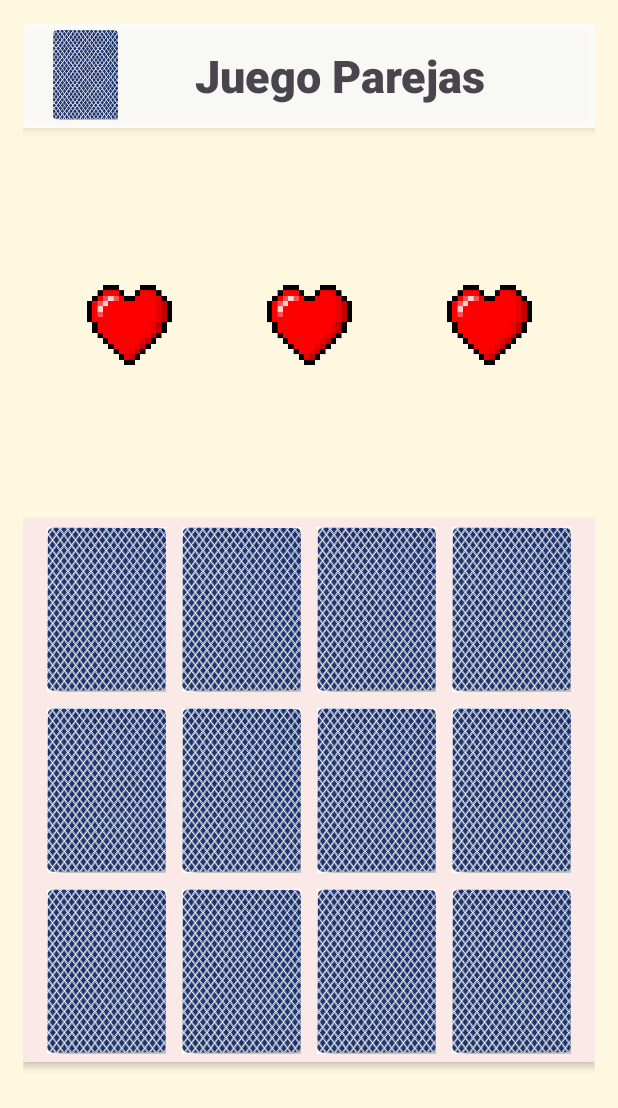
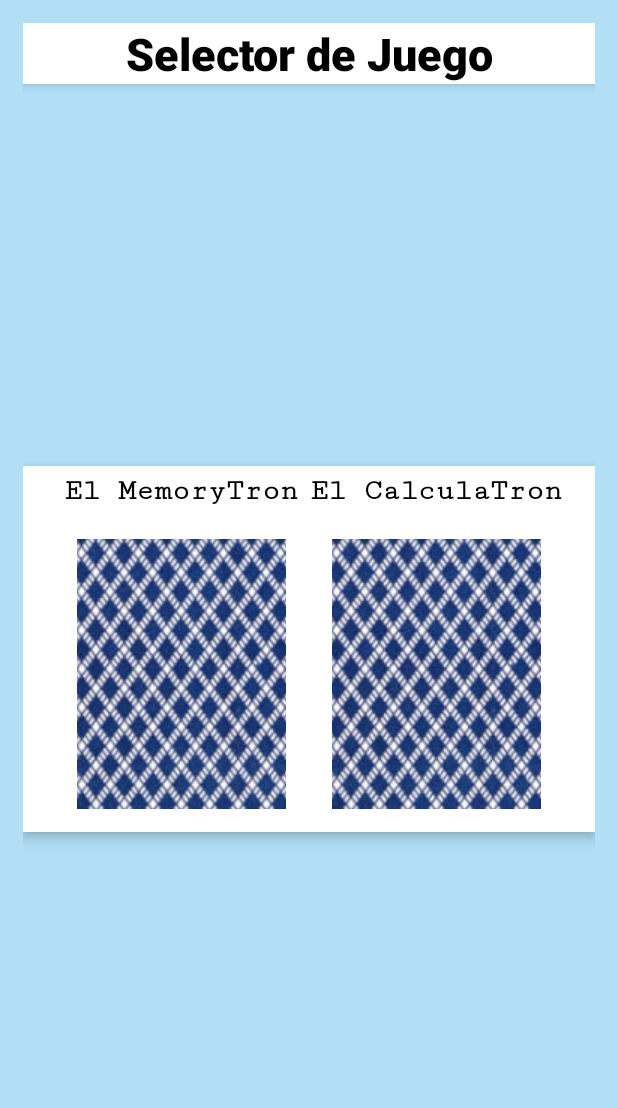
Before and after one commit to Requena05/Practica-PM-FranciscoRequena-Sanchez, an Android app: the screen it shows after launch (MainActivity before the commit, SelectorEjerciciosActivity2 after it), on a phone screen of 412 x 824 dp. Shown: the top 1108 px of the screen. Run offline under Robolectric (Android 15) with nearby library versions, the phone set to English and light mode, and no system bars.

Commit message:
feat: Implement game selection and improve Memory Game
This commit introduces a game selection screen and enhances the Memory Game:

- **Game Selection:**  Adds a
 new activity (`SelectorEjerciciosActivity2`) that allows users to choose between MemoryTron (Memory Game) and CalculaTron (future implementation).
- **Improved Memory Game Logic:**  Refactors the Memory Game logic to fix card comparison issues.
- **Visual Feedback:** Displays visual feedback for life loss in
 the Memory Game.
- **Game Over Handling:** Disables card clicks and shows a restart button when the game is over.

```diff
--- /dev/null
+++ b/app/src/main/java/com/example/practica_pm_franciscorequena_sanchez/SelectorEjerciciosActivity2.kt
@@ -0,0 +1,32 @@
+package com.example.practica_pm_franciscorequena_sanchez
+
+import android.content.Intent
+import android.os.Bundle
+import android.widget.ImageButton
+import androidx.activity.enableEdgeToEdge
+import androidx.appcompat.app.AppCompatActivity
+import androidx.core.view.ViewCompat
+import androidx.core.view.WindowInsetsCompat
+
+class SelectorEjerciciosActivity2 : AppCompatActivity() {
+    private lateinit var ejecicio1: ImageButton
+    private lateinit var ejecicio2: ImageButton
+
+    override fun onCreate(savedInstanceState: Bundle?) {
+        super.onCreate(savedInstanceState)
+        enableEdgeToEdge()
+        setContentView(R.layout.activity_selector_ejercicios2)
+        ejecicio1=findViewById(R.id.MemoryTron)
+        ejecicio2=findViewById(R.id.CalculaTron)
+
+        ejecicio1.setOnClickListener{
+            val intent = Intent(this, MainActivity::class.java)
+            startActivity(intent)
+        }
+//        ejecicio2.setOnClickListener{
+//            val intent = Intent(this, MainActivity2::class.java)
+//            startActivity(intent)
+//        }
+
+    }
+}
--- /dev/null
+++ b/app/src/main/res/layout/activity_selector_ejercicios2.xml
@@ -0,0 +1,103 @@
+<?xml version="1.0" encoding="utf-8"?>
+<androidx.constraintlayout.widget.ConstraintLayout xmlns:android="http://schemas.android.com/apk/res/android"
+    xmlns:app="http://schemas.android.com/apk/res-auto"
+    xmlns:tools="http://schemas.android.com/tools"
+    android:id="@+id/main"
+    android:layout_width="match_parent"
+    android:layout_height="match_parent"
+    tools:context=".SelectorEjerciciosActivity2"
+    android:background="#EAACDEF6"
+    android:padding="15dp"
+    >
+    <TextView
+        android:id="@+id/Cabereca"
+        android:layout_width="match_parent"
+        android:layout_height="wrap_content"
+        app:layout_constraintStart_toStartOf="parent"
+        app:layout_constraintEnd_toEndOf="parent"
+        app:layout_constraintTop_toTopOf="parent"
+        android:text="Selector de Juego"
+        android:gravity="center"
+        android:fontFamily="sans-serif"
+        android:textColor="@color/black"
+        android:textFontWeight="900"
+        android:background="@color/white"
+        android:elevation="5dp"
+        android:textSize="30dp"
+        />
+
+
+            <LinearLayout
+                android:layout_width="match_parent"
+                android:layout_height="wrap_content"
+                app:layout_constraintStart_toStartOf="parent"
+                app:layout_constraintEnd_toEndOf="parent"
+                app:layout_constraintTop_toBottomOf="@id/Cabereca"
+                app:layout_constraintBottom_toBottomOf="parent"
+                android:background="@color/white"
+                android:elevation="5dp"
+                android:gravity="center"
+                android:orientation="horizontal"
+                >
+                    <LinearLayout
+                        android:layout_width="wrap_content"
+                        android:layout_height="wrap_content"
+                        android:orientation="vertical"
+                        android:background="#FFFFFF"
+                        >
+                        <TextView
+                            android:layout_width="wrap_content"
+                            android:layout_height="wrap_content"
+                            android:text="El MemoryTron"
+                            android:layout_gravity="center"
+                            android:textColor="@color/black"
+                            android:fontFamily="serif-monospace"
+                            android:textFontWeight="900"
+                            android:layout_marginVertical="5dp"
+                            android:textSize="20dp"
+                            />
+                        <ImageButton
+                            android:id="@+id/MemoryTron"
+                            android:layout_width="wrap_content"
+                            android:layout_height="180dp"
+                            android:src="@drawable/carta"
+                            android:adjustViewBounds="true"
+                            android:layout_marginHorizontal="15dp"
+                            android:layout_marginVertical="15dp"
+                            />
+
+                    </LinearLayout>
+
+                    <LinearLayout
+                        android:layout_width="wrap_content"
+                        android:layout_height="wrap_content"
+                        android:orientation="vertical"
+                        >
+                        <TextView
+                        android:layout_width="wrap_content"
+                        android:layout_height="wrap_content"
+                        android:text="El CalculaTron"
+                        android:layout_gravity="center"
+                        android:textColor="@color/black"
+                        android:fontFamily="serif-monospace"
+                        android:textFontWeight="900"
+                        android:layout_marginVertical="5dp"
+                        android:textSize="20dp"
+                        />
+                        <ImageButton
+                            android:id="@+id/CalculaTron"
+                            android:layout_width="wrap_content"
+                            android:layout_height="180dp"
+                            android:src="@drawable/carta"
+                            android:adjustViewBounds="true"
+                            android:layout_marginHorizontal="15dp"
+                            android:layout_marginVertical="15dp"
+
+                            />
+
+                </LinearLayout>
+
+            </LinearLayout>
+
+
+</androidx.constraintlayout.widget.ConstraintLayout>
```
Also changed, not shown: app/src/main/AndroidManifest.xml (+6 -1 lines), app/src/main/java/com/example/practica_pm_franciscorequena_sanchez/MainActivity.kt (+56 -38 lines).
